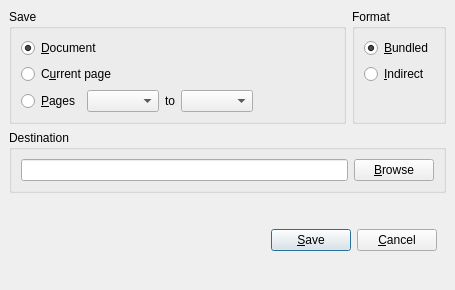
Qt form src/qdjviewsavedialog.ui (barak/djview4) before a commit.
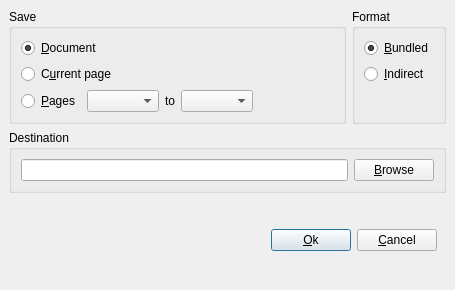
The same form after that commit.

Commit message: print dialog in place.

What changed in the file:
```diff
--- a/src/qdjviewsavedialog.ui
+++ b/src/qdjviewsavedialog.ui
@@ -212,7 +212,7 @@
        <item>
         <widget class="QPushButton" name="saveButton" >
          <property name="text" >
-          <string>&amp;Save</string>
+          <string>&amp;Ok</string>
          </property>
          <property name="autoDefault" >
           <bool>true</bool>
```
Left out of the diff: 3 changed lines with no effect on the pictures. The commit also changes 6 other files.
